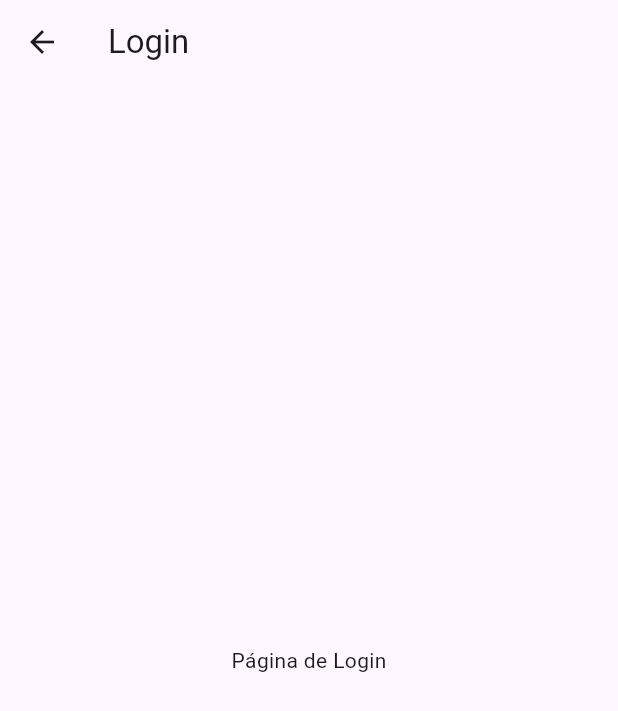
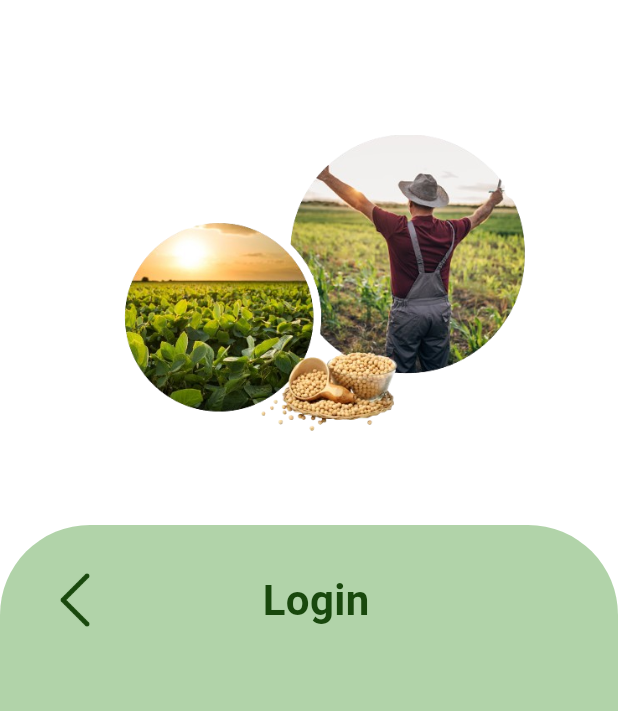
Before and after one commit to CarlosEResende/MonitoramentoSoja, a Flutter app: the Login screen opened directly, on a phone screen of 412 x 824 dp. Shown: the top 711 px of the screen. Run offline on Flutter 3.47's test engine with Material 3 defaults, Android fonts, the phone set to English and light mode, and no system bars.

Commit message:
Começo do Login

```diff
--- a/monitoramento_soja/lib/pages/PaginaLogin.dart
+++ b/monitoramento_soja/lib/pages/PaginaLogin.dart
@@ -1,4 +1,5 @@
 import 'package:flutter/material.dart';
+import 'package:monitoramento_soja/pages/pagina_inicial.dart';
 
 class Login extends StatelessWidget {
   const Login({Key? key}) : super(key: key);
@@ -6,11 +7,73 @@ class Login extends StatelessWidget {
   @override
   Widget build(BuildContext context) {
     return Scaffold(
-      appBar: AppBar(
-        title: Text('Login'),
-      ),
-      body: Center(
-        child: Text('Página de Login'),
+      body: Stack(
+        children: [
+          Container(
+            height: double.infinity,
+            width: double.infinity,
+            decoration: const BoxDecoration(
+              gradient: LinearGradient(
+                colors: [Color.fromARGB(255, 255, 255, 255)],
+              ),
+            ),
+          ),
+          Positioned(
+            top: 90,
+            left: 70,
+            child: Image.asset(
+              'lib/img/logos.png',
+              height: 200,
+              width: 300,
+              fit: BoxFit.cover,
+            ),
+          ),
+          Positioned.fill(
+            top: 350.0,
+            child: Container(
+              decoration: const BoxDecoration(
+                borderRadius: BorderRadius.only(
+                  topLeft: Radius.circular(60),
+                  topRight: Radius.circular(60),
+                ),
+                color: Color(0xFFB1D3A9),
+              ),
+              child: Stack(
+                children: [
+                  Positioned(
+                    top: 30,
+                    left: 30,
+                    child: InkWell(
+                      onTap: () {
+                        Navigator.push(
+                          context,
+                          MaterialPageRoute(
+                              builder: (context) => PaginaInicial()),
+                        );
+                      },
+                      child: Image.asset(
+                        'lib/img/back.png',
+                        height: 40,
+                        width: 40,
+                      ),
+                    ),
+                  ),
+                  Padding(
+                    padding: const EdgeInsets.only(top: 30, left: 175),
+                    child: Text(
+                      "Login",
+                      style: TextStyle(
+                        color: Color(0xFF19480D),
+                        fontSize: 28,
+                        fontWeight: FontWeight.bold,
+                      ),
+                    ),
+                  ),
+                ],
+              ),
+            ),
+          ),
+        ],
       ),
     );
   }
--- a/monitoramento_soja/pubspec.yaml
+++ b/monitoramento_soja/pubspec.yaml
@@ -12,6 +12,7 @@ dependencies:
     sdk: flutter
   cupertino_icons: ^1.0.6
 
+
 dev_dependencies:
   flutter_test:
     sdk: flutter
```
Also changed, not shown: monitoramento_soja/lib/img/back.png (added).
